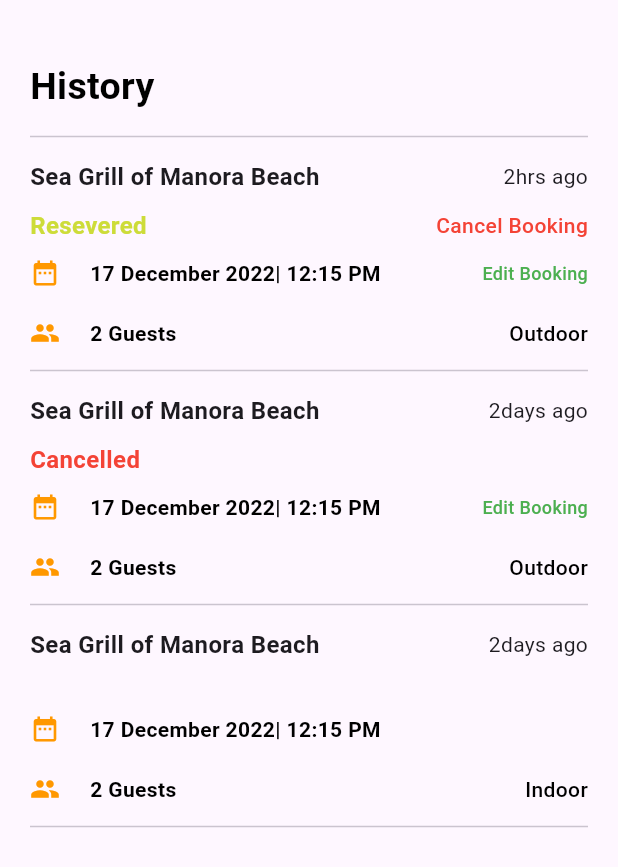
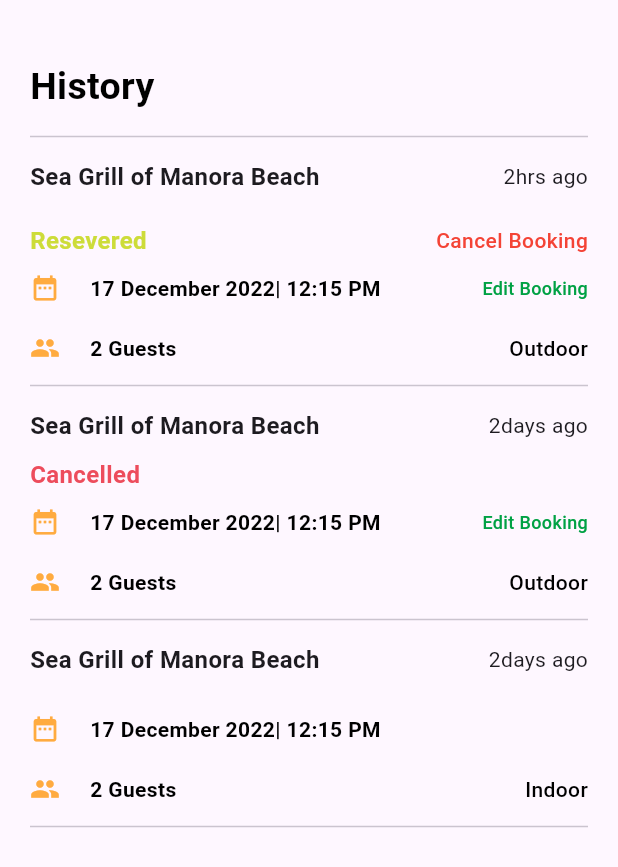
Before and after one commit to italhaiqbal69/resturant_ui, a Flutter app: the HistoryScreen screen opened directly, on a phone screen of 412 x 824 dp. Shown: the top 867 px of the screen. Run offline on Flutter 3.47's test engine with Material 3 defaults, Android fonts, the phone set to English and light mode, and no system bars.

Commit message:
colors and sizebox update

```diff
--- a/lib/screens/history_screen.dart
+++ b/lib/screens/history_screen.dart
@@ -1,4 +1,5 @@
 import 'package:flutter/material.dart';
+import 'package:re_ui/widgets/consts.dart';
 
 class HistoryScreen extends StatefulWidget {
   const HistoryScreen({super.key});
@@ -37,9 +38,7 @@ class _HistoryScreenState extends State<HistoryScreen> {
                   Text('2hrs ago'),
                 ],
               ),
-              SizedBox(
-                height: 10,
-              ),
+              20.height,
               Row(
                 mainAxisAlignment: MainAxisAlignment.spaceBetween,
                 children: [
@@ -59,22 +58,20 @@ class _HistoryScreenState extends State<HistoryScreen> {
                   ),
                 ],
               ),
-              SizedBox(
-                height: 10,
-              ),
+              10.height,
               Row(
                 mainAxisAlignment: MainAxisAlignment.spaceBetween,
                 children: [
                   Row(
                   children: [
-                  Icon(Icons.date_range, size: 20,color: Colors.orange,),
-                  SizedBox(width: 20,),
+                  Icon(Icons.date_range, size: 20,color: kOrange,),
+                  20.width,
                   Text(
                     '17 December 2022| 12:15 PM',
                     style: TextStyle(
                         fontSize: 14,
                         fontWeight: FontWeight.w600,
-                        color: Colors.black),
+                        color: kBlack),
                   ),
                     ],
                   ),
@@ -83,24 +80,24 @@ class _HistoryScreenState extends State<HistoryScreen> {
                     style: TextStyle(
                         fontSize: 12,
                         fontWeight: FontWeight.w500,
-                        color: Colors.green),
+                        color: kGreen),
                   ),
                 ],
               ),
-              SizedBox(height: 20,),
+              20.height,
               Row(
                 mainAxisAlignment: MainAxisAlignment.spaceBetween,
                 children: [
                   Row(
                   children: [
-                  Icon(Icons.group, size: 20,color: Colors.orange,),
-                  SizedBox(width: 20,),
+                  Icon(Icons.group, size: 20,color: kOrange,),
+                  20.width,
                   Text(
                     '2 Guests',
                     style: TextStyle(
                         fontSize: 14,
                         fontWeight: FontWeight.w600,
-                        color: Colors.black),
+                        color: kBlack),
                   ),
                     ],
                   ),
@@ -109,7 +106,7 @@ class _HistoryScreenState extends State<HistoryScreen> {
                     style: TextStyle(
                         fontSize: 14,
                         fontWeight: FontWeight.w500,
-                        color: Colors.black),
+                        color: kBlack),
                   ),
                 ],
               ),
@@ -131,32 +128,28 @@ class _HistoryScreenState extends State<HistoryScreen> {
                   Text('2days ago'),
                 ],
               ),
-              SizedBox(
-                height: 10,
-              ),
+              10.height,
               Text(
                     'Cancelled',
                     style: TextStyle(
                         fontSize: 16,
                         fontWeight: FontWeight.w600,
-                        color: Colors.red),
+                        color: kRed),
                   ),
-              SizedBox(
-                height: 10,
-              ),
+              10.height,
               Row(
                 mainAxisAlignment: MainAxisAlignment.spaceBetween,
                 children: [
                   Row(
                   children: [
-                  Icon(Icons.date_range, size: 20,color: Colors.orange,),
+                  Icon(Icons.date_range, size: 20,color: kOrange,),
                   SizedBox(width: 20,),
                   Text(
                     '17 December 2022| 12:15 PM',
                     style: TextStyle(
                         fontSize: 14,
                         fontWeight: FontWeight.w600,
-                        color: Colors.black),
+                        color: kBlack),
                   ),
                     ],
                   ),
@@ -165,24 +158,24 @@ class _HistoryScreenState extends State<HistoryScreen> {
                     style: TextStyle(
                         fontSize: 12,
                         fontWeight: FontWeight.w500,
-                        color: Colors.green),
+                        color: kGreen),
                   ),
                 ],
               ),
-              SizedBox(height: 20,),
+              20.height,
               Row(
                 mainAxisAlignment: MainAxisAlignment.spaceBetween,
                 children: [
                   Row(
                   children: [
-                  Icon(Icons.group, size: 20,color: Colors.orange,),
+                  Icon(Icons.group, size: 20,color: kOrange,),
                   SizedBox(width: 20,),
                   Text(
                     '2 Guests',
                     style: TextStyle(
                         fontSize: 14,
                         fontWeight: FontWeight.w600,
-                        color: Colors.black),
+                        color: kBlack),
                   ),
                     ],
                   ),
@@ -191,7 +184,7 @@ class _HistoryScreenState extends State<HistoryScreen> {
                     style: TextStyle(
                         fontSize: 14,
                         fontWeight: FontWeight.w500,
-                        color: Colors.black),
+                        color: kBlack),
                   ),
                 ],
               ),
@@ -213,40 +206,36 @@ class _HistoryScreenState extends State<HistoryScreen> {
                   Text('2days ago'),
                 ],
               ),
-              SizedBox(
-                height: 10,
-              ),
 
-              SizedBox(
-                height: 25,
-              ),
+
+             25.height,
               Row(
                   children: [
-                  Icon(Icons.date_range, size: 20,color: Colors.orange,),
-                  SizedBox(width: 20,),
+                  Icon(Icons.date_range, size: 20,color: kOrange,),
+                  20.width,
                   Text(
                     '17 December 2022| 12:15 PM',
                     style: TextStyle(
                         fontSize: 14,
                         fontWeight: FontWeight.w600,
-                        color: Colors.black),
+                        color: kBlack),
                   ),
                     ],
                   ),
-              SizedBox(height: 20,),
+              20.height,
               Row(
                 mainAxisAlignment: MainAxisAlignment.spaceBetween,
                 children: [
                   Row(
                   children: [
-                  Icon(Icons.group, size: 20,color: Colors.orange,),
-                  SizedBox(width: 20,),
+                  Icon(Icons.group, size: 20,color: kOrange,),
+                  20.width,
                   Text(
                     '2 Guests',
                     style: TextStyle(
                         fontSize: 14,
                         fontWeight: FontWeight.w600,
-                        color: Colors.black),
+                        color: kBlack),
                   ),
                     ],
                   ),
@@ -255,7 +244,7 @@ class _HistoryScreenState extends State<HistoryScreen> {
                     style: TextStyle(
                         fontSize: 14,
                         fontWeight: FontWeight.w500,
-                        color: Colors.black),
+                        color: kBlack),
                   ),
                 ],
               ),
--- a/lib/screens/notification_screen.dart
+++ b/lib/screens/notification_screen.dart
@@ -1,4 +1,5 @@
 import 'package:flutter/material.dart';
+import 'package:re_ui/widgets/consts.dart';
 import 'package:re_ui/widgets/custom_listtile.dart';
 
 class NotificationScreen extends StatefulWidget {
@@ -23,7 +24,7 @@ class _NotificationScreenState extends State<NotificationScreen> {
                 style: TextStyle(
                     fontSize: 25,
                     fontWeight: FontWeight.w700,
-                    color: Colors.black),
+                    color: kBlack),
               ),
               Divider(
                 height: 30,
--- a/lib/screens/profile_screen.dart
+++ b/lib/screens/profile_screen.dart
@@ -1,4 +1,5 @@
 import 'package:flutter/material.dart';
+import 'package:re_ui/widgets/consts.dart';
 
 class ProfileScreen extends StatefulWidget {
   const ProfileScreen({super.key});
@@ -36,25 +37,23 @@ class _ProfileScreenState extends State<ProfileScreen> {
               Divider(
                 height: 30,
               ),
-              SizedBox(
-                height: 20,
-              ),
+              20.height,
               CircleAvatar(
                 radius: 70,
-                backgroundColor: Colors.orangeAccent,
+                backgroundColor: kOrange,
                 child: Icon(
                   Icons.person,
                   size: 70,
                 ),
               ),
-              SizedBox(height: 25,),
-              Text('Edit Profile', style: TextStyle(color: Colors.orangeAccent, fontWeight: FontWeight.w500,fontSize: 16),),
-              SizedBox(height: 25,),
-              Text('+92 121 587 1321', style: TextStyle(color: Colors.black , fontWeight: FontWeight.w700,fontSize: 19),),
-              SizedBox(height: 10,),
-              Text('zakaullah@email.com', style: TextStyle(color: Colors.black , fontWeight: FontWeight.w700,fontSize: 19),),
+              25.height,
+              Text('Edit Profile', style: TextStyle(color: kOrange, fontWeight: FontWeight.w500,fontSize: 16),),
+              25.height,
+              Text('+92 121 587 1321', style: TextStyle(color: kBlack , fontWeight: FontWeight.w700,fontSize: 19),),
+              10.height,
+              Text('zakaullah@email.com', style: TextStyle(color: kBlack , fontWeight: FontWeight.w700,fontSize: 19),),
 
-              SizedBox(height: 100,),
+              100.height,
 
               ElevatedButton(onPressed: (){},
 
--- /dev/null
+++ b/lib/widgets/consts.dart
@@ -0,0 +1,20 @@
+import 'package:flutter/material.dart';
+
+const Color kWhite = Color(0xFFffffff);
+const Color kBlack = Color(0xFF000000);
+const Color kPrimaryColor = Color(0xFFE1C89C);
+const Color kLightWhite = Color(0xFFE9E9E9);
+const Color kDarkWhite = Color(0xff858585);
+const Color kOffWhite = Color(0xff858585);
+const Color kLightBlack = Color(0xff282626);
+const Color kRed = Color(0xffED4C5C);
+const Color kGreen = Color(0xff00A144);
+const Color kOrange = Colors.orangeAccent;
+
+
+
+
+extension PaddingHeight on num {
+  SizedBox get height => SizedBox(height: toDouble());
+  SizedBox get width => SizedBox(width: toDouble());
+}
```
